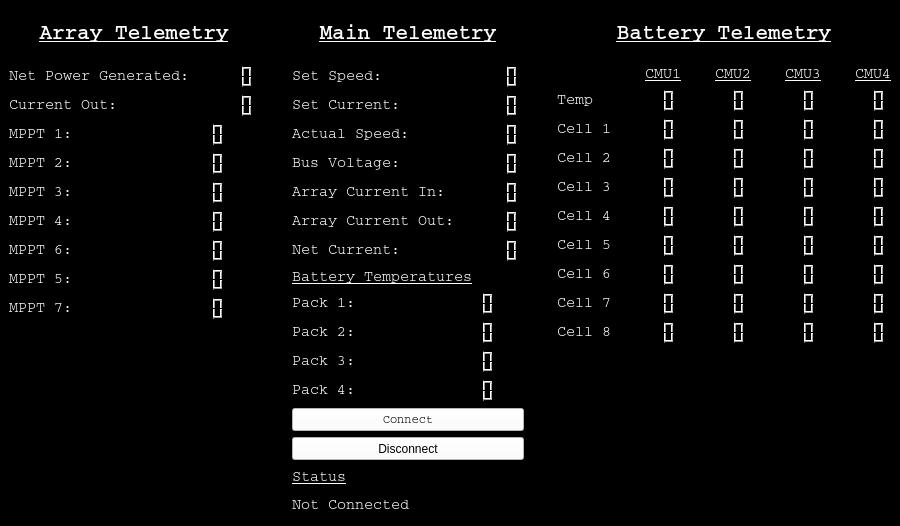
This is SolarCarTestUI.ui in UCSolarCarTeam/Delta-Desktop-Client-Telemetry as Qt 5 draws it before an edit. The edited form follows.
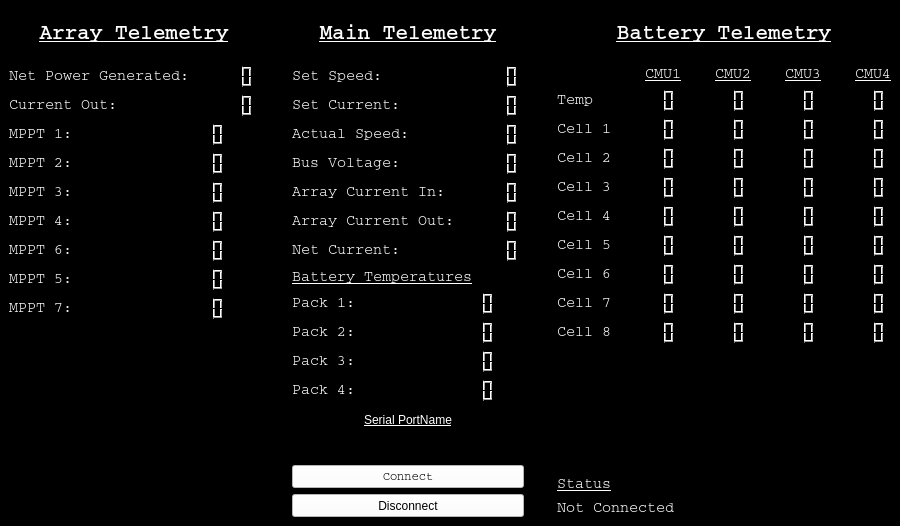
This is the edited form. Icons and pictures are not drawn.

Commit message: added box for serialportname in UI

What changed in the file:
```diff
--- a/SolarCarTestUI.ui
+++ b/SolarCarTestUI.ui
@@ -599,6 +599,31 @@
         </item>
         <item>
          <layout class="QVBoxLayout" name="StatusLayout">
+          <item>
+           <widget class="QLabel" name="SerialPortNameBoxLabel">
+            <property name="styleSheet">
+             <string notr="true">font: 8pt &quot;Courier&quot;;
+text-decoration: underline;</string>
+            </property>
+            <property name="text">
+             <string>Serial PortName</string>
+            </property>
+            <property name="alignment">
+             <set>Qt::AlignCenter</set>
+            </property>
+           </widget>
+          </item>
+          <item>
+           <widget class="QLineEdit" name="SerialPortNameBox">
+            <property name="styleSheet">
+             <string notr="true">font: 8pt &quot;Courier&quot;;
+</string>
+            </property>
+            <property name="alignment">
+             <set>Qt::AlignCenter</set>
+            </property>
+           </widget>
+          </item>
           <item>
            <widget class="QPushButton" name="connectButton">
             <property name="font">
@@ -639,30 +664,6 @@
             </property>
            </widget>
           </item>
-          <item>
-           <widget class="QLabel" name="pack4Header_2">
-            <property name="font">
-             <font>
-              <family>Courier</family>
-             </font>
-            </property>
-            <property name="text">
-             <string>&lt;html&gt;&lt;head/&gt;&lt;body&gt;&lt;p&gt;&lt;span style=&quot; font-size:11pt; text-decoration: underline;&quot;&gt;Status&lt;/span&gt;&lt;/p&gt;&lt;/body&gt;&lt;/html&gt;</string>
-            </property>
-           </widget>
-          </item>
-          <item>
-           <widget class="QLabel" name="mainStatus">
-            <property name="font">
-             <font>
-              <family>Courier</family>
-             </font>
-            </property>
-            <property name="text">
-             <string>&lt;html&gt;&lt;head/&gt;&lt;body&gt;&lt;p&gt;&lt;span style=&quot; font-size:11pt;&quot;&gt;Not Connected&lt;/span&gt;&lt;/p&gt;&lt;/body&gt;&lt;/html&gt;</string>
-            </property>
-           </widget>
-          </item>
          </layout>
         </item>
        </layout>
@@ -1216,6 +1217,30 @@
           </property>
          </spacer>
         </item>
+        <item>
+         <widget class="QLabel" name="pack4Header_2">
+          <property name="font">
+           <font>
+            <family>Courier</family>
+           </font>
+          </property>
+          <property name="text">
+           <string>&lt;html&gt;&lt;head/&gt;&lt;body&gt;&lt;p&gt;&lt;span style=&quot; font-size:11pt; text-decoration: underline;&quot;&gt;Status&lt;/span&gt;&lt;/p&gt;&lt;/body&gt;&lt;/html&gt;</string>
+          </property>
+         </widget>
+        </item>
+        <item>
+         <widget class="QLabel" name="mainStatus">
+          <property name="font">
+           <font>
+            <family>Courier</family>
+           </font>
+          </property>
+          <property name="text">
+           <string>&lt;html&gt;&lt;head/&gt;&lt;body&gt;&lt;p&gt;&lt;span style=&quot; font-size:11pt;&quot;&gt;Not Connected&lt;/span&gt;&lt;/p&gt;&lt;/body&gt;&lt;/html&gt;</string>
+          </property>
+         </widget>
+        </item>
        </layout>
       </item>
      </layout>
```
